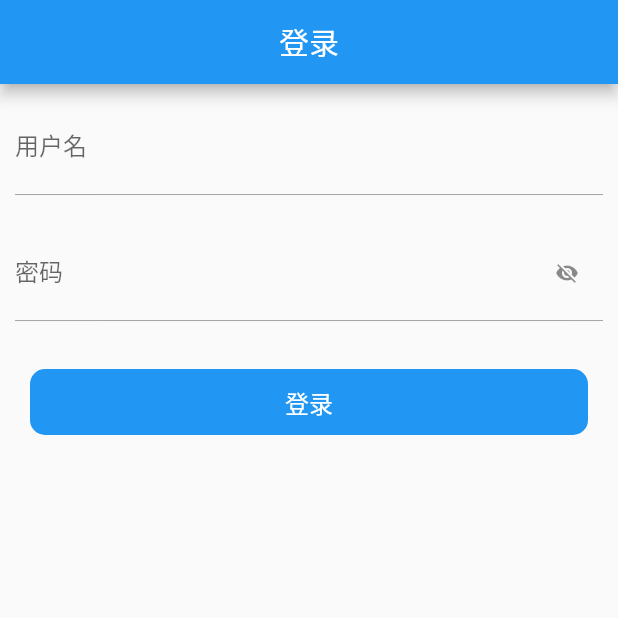
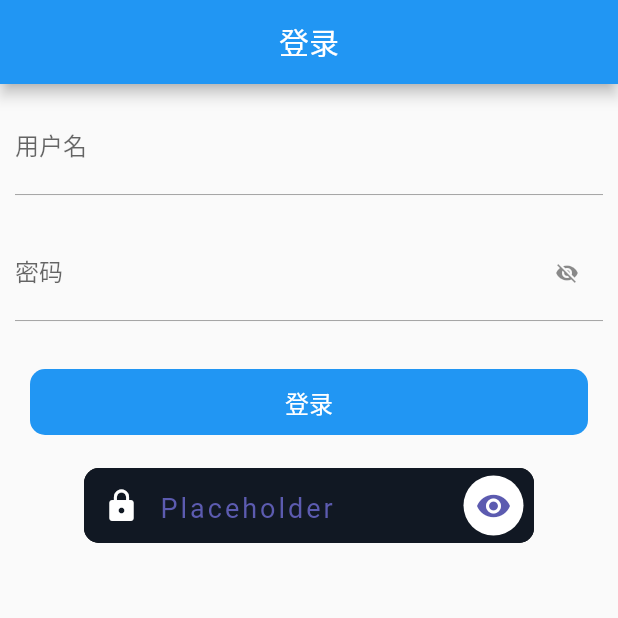
Before and after one commit to xcyoung/wan_android_flutter, a Flutter app: the screen it shows after launch, on a phone screen of 412 x 824 dp, the top half of it. Run offline on Flutter 3.47's test engine with Material 2 defaults, Android fonts, the phone set to English and light mode, and no system bars; our stand-ins replace dio, rxdart.

Commit message:
feat:XTextField

```diff
--- a/lib/moudle/account/login/page/login_page.dart
+++ b/lib/moudle/account/login/page/login_page.dart
@@ -2,6 +2,7 @@ import 'package:wan_android/moudle/account/account_presenter.dart';
 import 'package:wan_android/moudle/article/page/article_page.dart';
 import 'package:wan_android/mvp/mvp_export.dart';
 import 'package:flutter/material.dart';
+import 'package:wan_android/widget/XTextField.dart';
 
 class LoginPage extends StatefulWidget {
   @override
@@ -34,14 +35,12 @@ class LoginPageState extends BaseState<LoginPage, AccountPresenter> {
                   decoration: InputDecoration(
                       labelText: '用户名',
                       hintText: '请输入用户名',
-                      enabledBorder: UnderlineInputBorder(borderSide: BorderSide(
-                          color: Color(0xFF999999),
-                          width: 0.6
-                      )),
-                      focusedBorder: UnderlineInputBorder(borderSide: BorderSide(
-                          color: Color(0xFF333333),
-                          width: 0.6
-                      )),
+                      enabledBorder: UnderlineInputBorder(
+                          borderSide:
+                              BorderSide(color: Color(0xFF999999), width: 0.6)),
+                      focusedBorder: UnderlineInputBorder(
+                          borderSide:
+                              BorderSide(color: Color(0xFF333333), width: 0.6)),
                       suffixIcon: (_isShowClear)
                           ? IconButton(
                               iconSize: 16.0,
@@ -77,14 +76,12 @@ class LoginPageState extends BaseState<LoginPage, AccountPresenter> {
                   decoration: new InputDecoration(
                       labelText: '密码',
                       hintText: '请输入密码',
-                      enabledBorder: UnderlineInputBorder(borderSide: BorderSide(
-                          color: Color(0xFF999999),
-                          width: 0.6
-                      )),
-                      focusedBorder: UnderlineInputBorder(borderSide: BorderSide(
-                          color: Color(0xFF333333),
-                          width: 0.6
-                      )),
+                      enabledBorder: UnderlineInputBorder(
+                          borderSide:
+                              BorderSide(color: Color(0xFF999999), width: 0.6)),
+                      focusedBorder: UnderlineInputBorder(
+                          borderSide:
+                              BorderSide(color: Color(0xFF333333), width: 0.6)),
                       suffixIcon: IconButton(
                         iconSize: 16.0,
                         icon: Icon(_isShowPwd
@@ -121,6 +118,14 @@ class LoginPageState extends BaseState<LoginPage, AccountPresenter> {
                         style: TextStyle(color: Colors.white, fontSize: 16.0),
                       ),
                     )),
+              ),
+              XTextField(
+                width: 300,
+                height: 50,
+                inputType: TextInputType.text,
+                prefixIcon: Icon(Icons.lock),
+                suffixIcon: Icon(Icons.visibility),
+                duration: Duration(milliseconds: 500),
               )
             ],
           )
--- /dev/null
+++ b/lib/widget/XTextField.dart
@@ -0,0 +1,179 @@
+import 'package:flutter/material.dart';
+
+class XTextField extends StatefulWidget {
+  final BorderRadius cornerRadius;
+  final double width, height, wordSpacing;
+  final Color backgroundColor, accentColor, textColor;
+  final String placeHolder, fontFamily;
+  final Icon prefixIcon, suffixIcon;
+  final TextInputType inputType;
+  final EdgeInsets margin;
+  final Duration duration;
+  final VoidCallback onClickListener;
+  final FontStyle fontStyle;
+  final FontWeight fontWeight;
+  final bool autoFocus, autoCorrect, enabled, obscureText, isShadow;
+  final FocusNode focusNode;
+  final int maxLength, minLines, maxLines;
+  final ValueChanged<String> onChanged, onSubmitted;
+  final GestureTapCallback onTap;
+
+  const XTextField(
+      {@required this.prefixIcon,
+      @required this.width,
+      @required this.height,
+      @required this.inputType,
+      this.cornerRadius = const BorderRadius.all(Radius.circular(10)),
+      this.wordSpacing,
+      this.backgroundColor = const Color(0xff111823),
+      this.textColor = const Color(0xff5c5bb0),
+      this.accentColor = Colors.white,
+      this.placeHolder = "Placeholder",
+      this.fontFamily,
+      this.suffixIcon,
+      this.margin,
+      this.duration = const Duration(milliseconds: 500),
+      this.onClickListener,
+      this.fontStyle,
+      this.fontWeight,
+      this.autoFocus = false,
+      this.autoCorrect = false,
+      this.enabled = true,
+      this.obscureText = false,
+      this.isShadow = false,
+      this.focusNode,
+      this.maxLength,
+      this.minLines,
+      this.maxLines,
+      this.onChanged,
+      this.onSubmitted,
+      this.onTap})
+      : assert(width != null),
+        assert(height != null),
+        assert(inputType != null),
+        assert(prefixIcon != null);
+
+  @override
+  _XTextFieldState createState() => _XTextFieldState();
+}
+
+class _XTextFieldState extends State<XTextField> {
+  bool _isFocus = false;
+
+  @override
+  Widget build(BuildContext context) {
+    return AnimatedContainer(
+      duration: widget.duration,
+      width: widget.width,
+      height: widget.height,
+      margin: widget.margin,
+      alignment: Alignment.centerRight,
+      decoration: BoxDecoration(
+          boxShadow: widget.isShadow
+              ? [BoxShadow(color: Colors.grey, blurRadius: 2, spreadRadius: 1)]
+              : [BoxShadow(spreadRadius: 0, blurRadius: 0)],
+          borderRadius: widget.cornerRadius,
+          color: widget.suffixIcon == null
+              ? _isFocus ? widget.accentColor : widget.backgroundColor
+              : widget.backgroundColor),
+      child: Stack(
+        children: <Widget>[
+          widget.suffixIcon == null
+              ? Container()
+              : Align(
+                  alignment: Alignment.centerRight,
+                  child: AnimatedContainer(
+                    width: _isFocus ? 500 : 40,
+                    height: _isFocus ? widget.height : 40,
+                    margin: EdgeInsets.only(right: _isFocus ? 0 : 7),
+                    duration: widget.duration,
+                    decoration: BoxDecoration(
+                      borderRadius: _isFocus
+                          ? widget.cornerRadius
+                          : BorderRadius.all(Radius.circular(60)),
+                      color: widget.accentColor,
+                    ),
+                  )),
+          widget.suffixIcon == null
+              ? Container()
+              : GestureDetector(
+                  onTap: () {},
+                  child: Container(
+                    margin: EdgeInsets.only(right: 15),
+                    alignment: Alignment.centerRight,
+                    child: Icon(
+                      widget.suffixIcon.icon,
+                      color: widget.textColor,
+                    ),
+                  ),
+                ),
+          Center(
+            child: Row(
+              mainAxisAlignment: MainAxisAlignment.spaceEvenly,
+              children: <Widget>[
+                Expanded(
+                  flex: 1,
+                  child: Icon(
+                    widget.prefixIcon.icon,
+                    color:
+                        _isFocus ? widget.backgroundColor : widget.accentColor,
+                  ),
+                ),
+                Expanded(
+                  flex: 5,
+                  child: Container(
+                    margin: EdgeInsets.only(right: 50, top: 3),
+                    child: TextField(
+                      cursorWidth: 2,
+                      obscureText: widget.obscureText,
+                      keyboardType: widget.inputType,
+                      style: TextStyle(
+                        fontFamily: widget.fontFamily,
+                        fontStyle: widget.fontStyle,
+                        fontWeight: widget.fontWeight,
+                        wordSpacing: widget.wordSpacing,
+                        fontSize: 18,
+                        letterSpacing: 2,
+                        color: widget.textColor,
+                      ),
+                      autofocus: widget.autoFocus,
+                      autocorrect: widget.autoCorrect,
+                      focusNode: widget.focusNode,
+                      enabled: widget.enabled,
+                      maxLength: widget.maxLength,
+                      maxLines: widget.maxLines,
+                      minLines: widget.minLines,
+                      onChanged: widget.onChanged,
+                      onTap: () {
+                        setState(() {
+                          _isFocus = true;
+                        });
+                        if (widget.onTap != null) {
+                          widget.onTap();
+                        }
+                      },
+                      onSubmitted: (t) {
+                        setState(() {
+                          _isFocus = false;
+                        });
+                        widget.onSubmitted(t);
+                      },
+                      textInputAction: TextInputAction.done,
+                      decoration: InputDecoration(
+                          hintStyle: TextStyle(color: widget.textColor),
+                          hintText: widget.placeHolder,
+                          border: InputBorder.none),
+                      cursorColor: _isFocus
+                          ? widget.accentColor
+                          : widget.backgroundColor,
+                    ),
+                  ),
+                ),
+              ],
+            ),
+          )
+        ],
+      ),
+    );
+  }
+}
```
